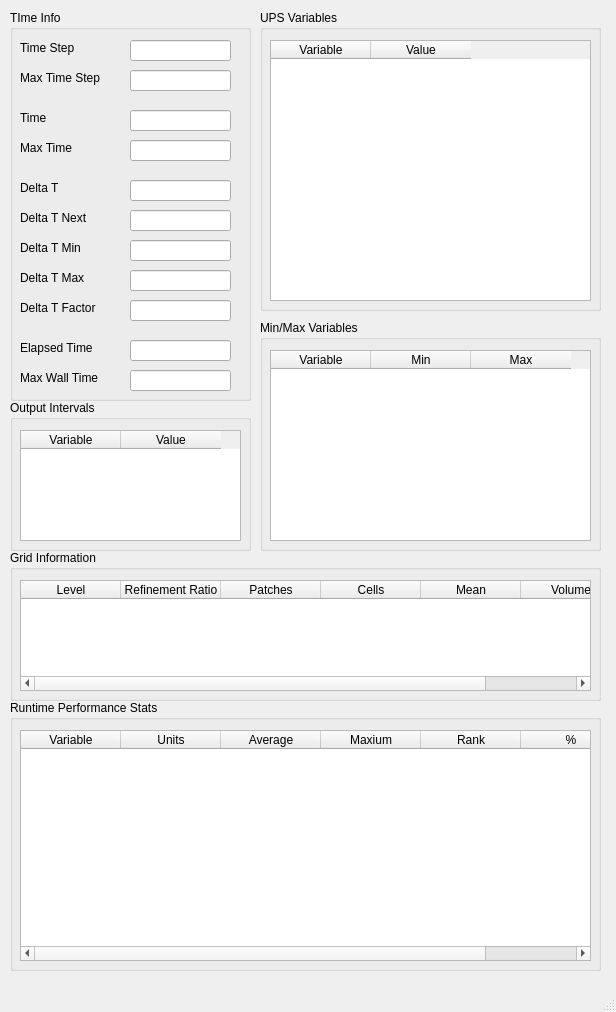
Old version of the form VisIt/libsim/uintah.ui in the repository Uintah/Uintah.
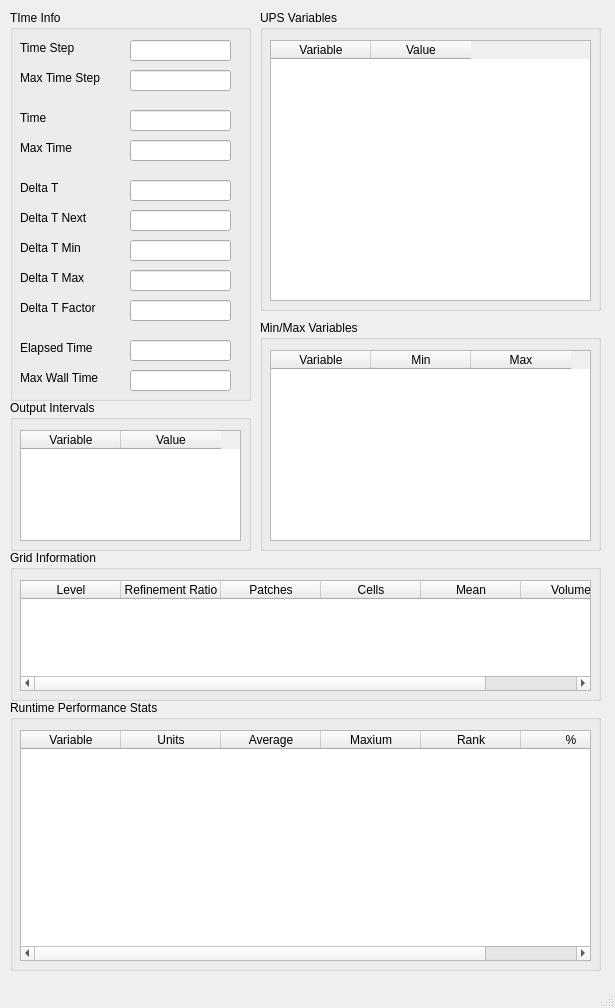
New version of the form.

The edit to the form file:
```diff
--- a/VisIt/libsim/uintah.ui
+++ b/VisIt/libsim/uintah.ui
@@ -6,8 +6,8 @@
    <rect>
     <x>0</x>
     <y>0</y>
-    <width>616</width>
-    <height>1012</height>
+    <width>615</width>
+    <height>1008</height>
    </rect>
   </property>
   <property name="windowTitle">
```
Left out of the diff: 2 changed lines with no effect on the pictures.
